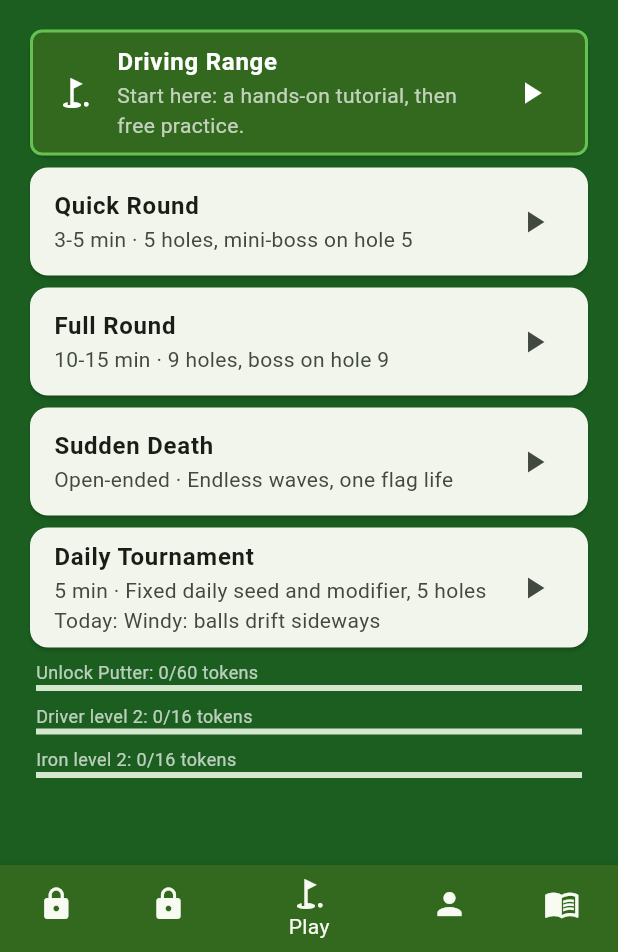
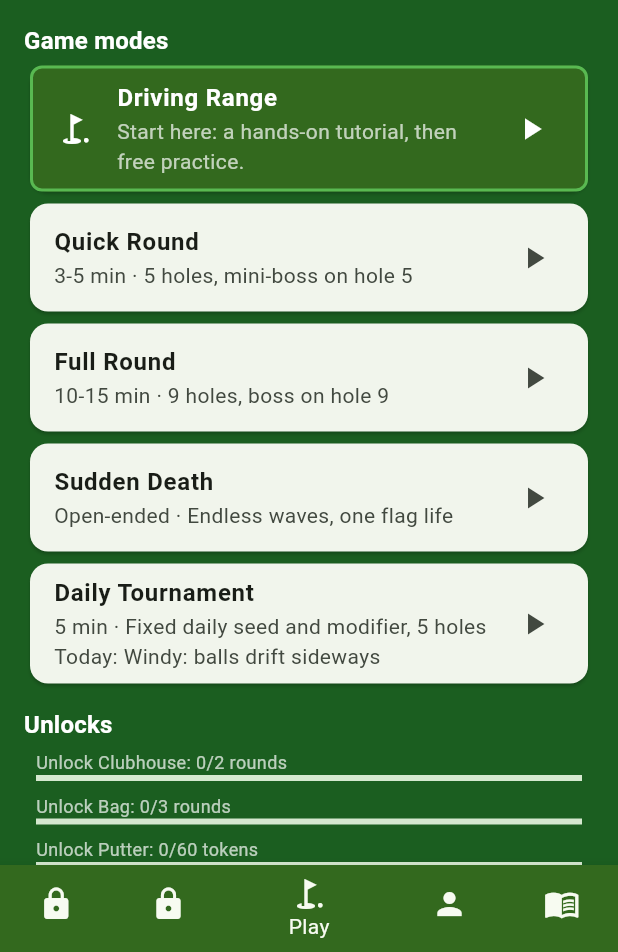
Before and after one commit to quinton22/fore-last-stand, a Flutter app: the screen it shows after launch, after a tap on the "close" icon, on a phone screen of 412 x 824 dp, the part 284-1236 px from its top. Run offline on Flutter 3.47's test engine with Material 3 defaults, Android fonts, the phone set to English and light mode, and no system bars; our stand-ins replace material_ui, shared_preferences; missing offline and left inert: flame.

Commit message:
minor update

```diff
--- a/lib/ui/home_screen.dart
+++ b/lib/ui/home_screen.dart
@@ -4,7 +4,6 @@ import 'package:material_ui/material_ui.dart';
 import '../data/modes.dart';
 import '../meta/profile_store.dart';
 import '../meta/progression.dart';
-import 'bestiary_screen.dart';
 import 'run_screen.dart';
 
 class HomeScreen extends StatelessWidget {
@@ -33,8 +32,21 @@ class HomeScreen extends StatelessWidget {
     );
   }
 
-  void _open(BuildContext context, Widget screen) =>
-      Navigator.of(context).push(MaterialPageRoute(builder: (_) => screen));
+  Widget _buildUnlockItem(NearUnlock u) {
+    return Padding(
+      padding: const EdgeInsets.symmetric(vertical: 4, horizontal: 8),
+      child: Column(
+        crossAxisAlignment: CrossAxisAlignment.start,
+        children: [
+          Text(
+            '${u.name}: ${u.have}/${u.need} ${u.currency}',
+            style: const TextStyle(color: Colors.white70, fontSize: 12),
+          ),
+          LinearProgressIndicator(value: u.progress, minHeight: 4),
+        ],
+      ),
+    );
+  }
 
   @override
   Widget build(BuildContext context) {
@@ -43,6 +55,13 @@ class HomeScreen extends StatelessWidget {
       builder: (context, _) {
         final p = store.profile;
         final today = dailySeed(DateTime.now());
+        final nearestUnlocksList = [
+          if (!p.clubhouseUnlocked)
+            NearUnlock('Unlock Clubhouse', p.runsPlayed, 2, 'rounds'),
+          if (!p.bagUnlocked)
+            NearUnlock('Unlock Bag', p.runsPlayed, 3, 'rounds'),
+          ...nearestUnlocks(p),
+        ];
         final drivingRangeListTile = ListTile(
           leading: const Icon(Icons.golf_course, color: Colors.white),
           title: const Text(
@@ -84,6 +103,13 @@ class HomeScreen extends StatelessWidget {
                   ),
                 ),
                 const SizedBox(height: 16),
+                Text(
+                  'Game modes',
+                  style: Theme.of(context).textTheme.titleMedium?.copyWith(
+                    color: Colors.white,
+                    fontWeight: FontWeight.bold,
+                  ),
+                ),
                 Card(
                   color: const Color(0xFF33691E),
                   child: p.tutorialSeen.contains('range')
@@ -120,30 +146,16 @@ class HomeScreen extends StatelessWidget {
                       onTap: () => _play(context, m.id),
                     ),
                   ),
-
-                for (final u in nearestUnlocks(p))
-                  Padding(
-                    padding: const EdgeInsets.symmetric(
-                      vertical: 4,
-                      horizontal: 8,
-                    ),
-                    child: Column(
-                      crossAxisAlignment: CrossAxisAlignment.start,
-                      children: [
-                        Text(
-                          '${u.name}: ${u.have}/${u.need} ${u.currency}',
-                          style: const TextStyle(
-                            color: Colors.white70,
-                            fontSize: 12,
-                          ),
-                        ),
-                        LinearProgressIndicator(
-                          value: u.progress,
-                          minHeight: 4,
-                        ),
-                      ],
+                const SizedBox(height: 12),
+                if (nearestUnlocksList.isNotEmpty)
+                  Text(
+                    'Unlocks',
+                    style: Theme.of(context).textTheme.titleMedium?.copyWith(
+                      color: Colors.white,
+                      fontWeight: FontWeight.bold,
                     ),
                   ),
+                for (final u in nearestUnlocksList) _buildUnlockItem(u),
               ],
             ),
           ),
```
